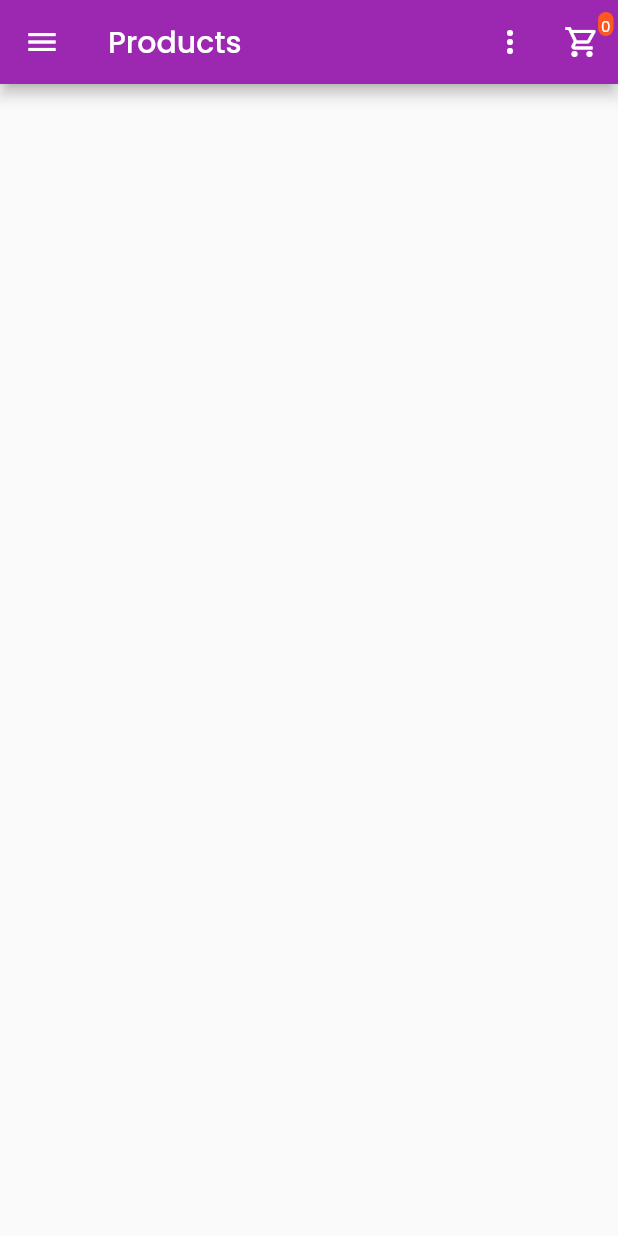
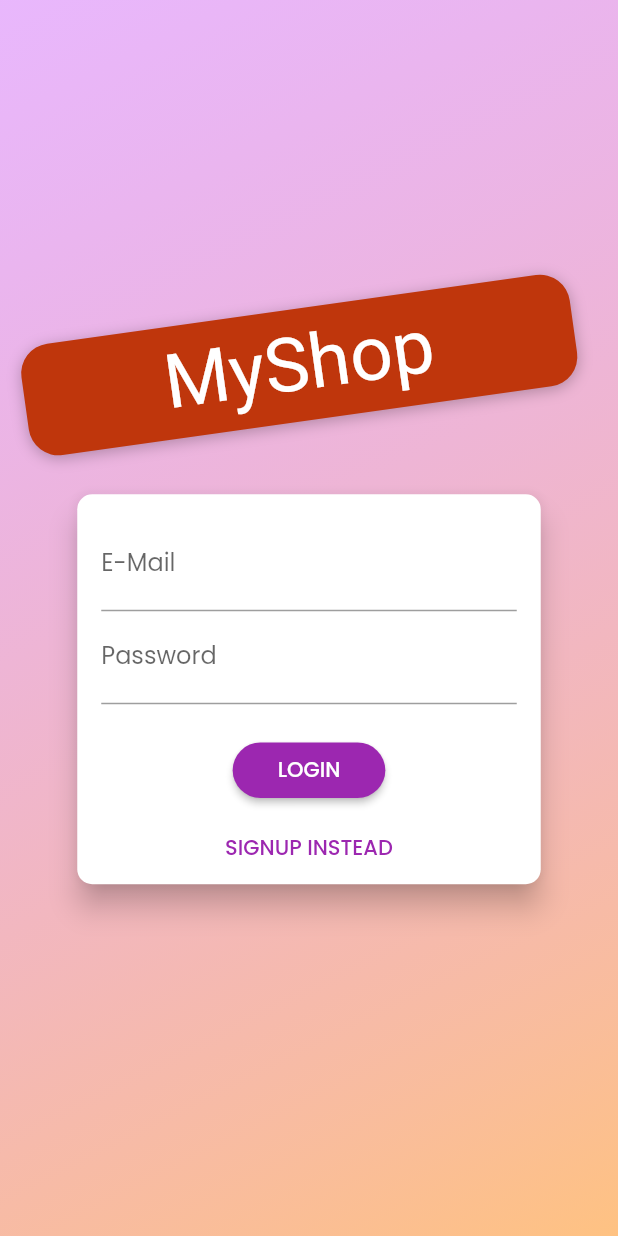
Before and after one commit to vivek64789/flutter_basic_shop_app, a Flutter app: the screen it shows after launch, on a phone screen of 412 x 824 dp. Run offline on Flutter 3.47's test engine with Material 2 defaults, Android fonts, the phone set to English and light mode, and no system bars; Roboto replaces fonts that are missing (Anton).

```diff
--- a/lib/main.dart
+++ b/lib/main.dart
@@ -1,8 +1,10 @@
 import 'package:flutter/material.dart';
 import 'package:provider/provider.dart';
+import 'package:shopapp/providers/auth.dart';
 import 'package:shopapp/providers/cart.dart';
 import 'package:shopapp/providers/orders.dart';
 import 'package:shopapp/providers/products.dart';
+import 'package:shopapp/screens/auth_screen.dart';
 import 'package:shopapp/screens/cart_screen.dart';
 import 'package:shopapp/screens/edit_product_screen.dart';
 import 'package:shopapp/screens/orders_screen.dart';
@@ -20,20 +22,30 @@ class MyApp extends StatelessWidget {
     return MultiProvider(
         providers: [
           ChangeNotifierProvider(
-          create: (context) =>
-              Products(), // here it is the highest point from where this data will
+            create: (context) => Auth(),
+          ),
+          ChangeNotifierProxyProvider<Auth, Products>(
+            create: (_) => Products("", []),
+            update: (ctx, auth, previousProducts) =>
+                Products(auth.token, previousProducts!.items),
+          ),
+
+          // here it is the highest point from where this data will
           // be changed and its all
           //child will be able to access the data and it will not
           // rebuid all instead only  who listen for this
-        ),
+
           ChangeNotifierProvider(
             create: (context) => Cart(),
           ),
-        ChangeNotifierProvider(
-          create: (context) => Orders(),
+          ChangeNotifierProxyProvider<Auth, Orders>(
+            create: (_) => Orders("", []),
+            update: (_, auth, previousOrder) =>
+                Orders(auth.token, previousOrder!.orders),
           ),
         ],
-      child: MaterialApp(
+        child: Consumer<Auth>(builder: (ctx, auth, _) {
+          return MaterialApp(
             debugShowCheckedModeBanner: false,
             routes: {
               ProductDetailScreen.routeName: (context) => ProductDetailScreen(),
@@ -49,8 +61,8 @@ class MyApp extends StatelessWidget {
               accentColor: Colors.deepOrange,
               fontFamily: 'Poppins',
             ),
-        home: ProductsOverView(),
-      ),
+            home: auth.isAuthenticated ? ProductsOverView() : AuthScreen(),
           );
+        }));
   }
 }
--- /dev/null
+++ b/lib/providers/auth.dart
@@ -0,0 +1,61 @@
+import 'dart:convert';
+
+import 'package:flutter/material.dart';
+import 'package:http/http.dart' as http;
+import 'package:shopapp/models/http_exception.dart';
+
+class Auth with ChangeNotifier {
+  String _token = '';
+  DateTime _expiryDate = DateTime.now();
+  String _userId = '';
+
+  bool get isAuthenticated {
+    return token.isNotEmpty;
+  }
+
+  String get token {
+    if (_token.isNotEmpty && _expiryDate.isAfter(DateTime.now())) {
+      return _token;
+    }
+    return '';
+  }
+
+  Future<void> authenticate(
+      String email, String password, String urlSegment) async {
+    final Uri url = Uri.parse(
+        "https://identitytoolkit.googleapis.com/v1/accounts:$urlSegment?key=AIzaSyCDkYtANSmOYzz4Q_klx6ZeBN4DJ2I2LQU");
+
+    try {
+      final response = await http.post(
+        url,
+        body: json.encode(
+          {
+            "email": email,
+            "password": password,
+            "returnSecureToken": true,
+          },
+        ),
+      );
+
+      final responseData = json.decode(response.body);
+      if (responseData['error'] != null) {
+        throw HttpException(responseData['error']['message']);
+      }
+      _token = responseData['idToken'];
+      _userId = responseData['localId'];
+      _expiryDate = DateTime.now()
+          .add(Duration(seconds: int.parse(responseData['expiresIn'])));
+      notifyListeners();
+    } catch (error) {
+      throw error;
+    }
+  }
+
+  Future<void> signUp(String email, String password) async {
+    return authenticate(email, password, 'signUp');
+  }
+
+  Future<void> login(String email, String password) async {
+    return authenticate(email, password, 'signInWithPassword');
+  }
+}
--- a/lib/providers/orders.dart
+++ b/lib/providers/orders.dart
@@ -20,6 +20,9 @@ class OrderItem {
 
 class Orders with ChangeNotifier {
   List<OrderItem> _orders = [];
+  final String _token;
+
+  Orders(this._token, this._orders);
 
   List<OrderItem> get orders {
     return [..._orders];
@@ -27,7 +30,7 @@ class Orders with ChangeNotifier {
 
   Future<void> getSetOrders() async {
     Uri url = Uri.parse(
-      "https://shopapp-fc37d-default-rtdb.firebaseio.com/orders.json",
+      "https://shopapp-fc37d-default-rtdb.firebaseio.com/orders.json?auth=$_token",
     );
     var response = await http.get(url);
 
@@ -60,7 +63,7 @@ class Orders with ChangeNotifier {
   Future<void> placeOrder(
       List<CartItem> placedProducts, double totalAmount) async {
     Uri url = Uri.parse(
-      "https://shopapp-fc37d-default-rtdb.firebaseio.com/orders.json",
+      "https://shopapp-fc37d-default-rtdb.firebaseio.com/orders.json?auth=$_token",
     );
 
     final DateTime dateTime = DateTime.now();
--- a/lib/providers/product.dart
+++ b/lib/providers/product.dart
@@ -21,14 +21,14 @@ class Product with ChangeNotifier {
     this.isFavorite = false,
   });
 
-  Future<void> toggleFavorite() async {
+  Future<void> toggleFavorite(String token) async {
     var _tempIsFavorite = isFavorite;
     // print("isFavorite: $isFavorite");
     // print("tempIsFavorite: $_tempIsFavorite");
     isFavorite = !isFavorite;
     notifyListeners();
     Uri url = Uri.parse(
-      "https://shopapp-fc37d-default-rtdb.firebaseio.com/products/$id.json",
+      "https://shopapp-fc37d-default-rtdb.firebaseio.com/products/$id.json?auth=$token",
     );
 
     // print("$id, $title, $description, $price, $imageUrl");
--- a/lib/providers/products.dart
+++ b/lib/providers/products.dart
@@ -6,7 +6,11 @@ import 'package:shopapp/models/http_exception.dart';
 import 'package:shopapp/providers/product.dart';
 
 class Products with ChangeNotifier {
-  List<Product> _items = [];
+  List<Product> _items;
+
+  final String _token;
+
+  Products(this._token, this._items);
 
   List<Product> get items {
     return [..._items]; // where here copying the original _items
@@ -23,7 +27,7 @@ class Products with ChangeNotifier {
 
   Future<void> fetchAndSetProducts() async {
     Uri url = Uri.parse(
-      "https://shopapp-fc37d-default-rtdb.firebaseio.com/products.json",
+      "https://shopapp-fc37d-default-rtdb.firebaseio.com/products.json?auth=$_token",
     );
     try {
       final response = await http.get(url);
@@ -52,7 +56,7 @@ class Products with ChangeNotifier {
   Future<void> addProduct(Product product) async {
     try {
       Uri url = Uri.parse(
-          "https://shopapp-fc37d-default-rtdb.firebaseio.com/products.json");
+          "https://shopapp-fc37d-default-rtdb.firebaseio.com/products.json?auth=$_token");
       var response = await http.post(
         url,
         body: json.encode(
@@ -84,7 +88,7 @@ class Products with ChangeNotifier {
 
   Future<void> removeItem(String productId) async {
     Uri url = Uri.parse(
-        "https://shopapp-fc37d-default-rtdb.firebaseio.com/products/$productId.json");
+        "https://shopapp-fc37d-default-rtdb.firebaseio.com/products/$productId.json?auth=$_token");
 
     final index = _items.indexWhere((item) => item.id == productId);
     var _copiedProduct = _items[index];
@@ -104,7 +108,7 @@ class Products with ChangeNotifier {
   Future<void> updateProduct(String id, Product editedProduct) async {
     final index = _items.indexWhere((product) => product.id == id);
     Uri url = Uri.parse(
-        "https://shopapp-fc37d-default-rtdb.firebaseio.com/products/$id.json");
+        "https://shopapp-fc37d-default-rtdb.firebaseio.com/products/$id.json?auth=$_token");
     if (index >= 0) {
       await http.patch(
         url,
--- /dev/null
+++ b/lib/screens/auth_screen.dart
@@ -0,0 +1,276 @@
+import 'dart:math';
+
+import 'package:flutter/material.dart';
+import 'package:provider/provider.dart';
+import 'package:shopapp/models/http_exception.dart';
+import 'package:shopapp/providers/auth.dart';
+
+enum AuthMode { Signup, Login }
+
+class AuthScreen extends StatelessWidget {
+  static const routeName = '/auth';
+
+  @override
+  Widget build(BuildContext context) {
+    final deviceSize = MediaQuery.of(context).size;
+    // final transformConfig = Matrix4.rotationZ(-8 * pi / 180);
+    // transformConfig.translate(-10.0);
+    return Scaffold(
+      // resizeToAvoidBottomInset: false,
+      body: Stack(
+        children: <Widget>[
+          Container(
+            decoration: BoxDecoration(
+              gradient: LinearGradient(
+                colors: [
+                  Color.fromRGBO(215, 117, 255, 1).withOpacity(0.5),
+                  Color.fromRGBO(255, 188, 117, 1).withOpacity(0.9),
+                ],
+                begin: Alignment.topLeft,
+                end: Alignment.bottomRight,
+                stops: [0, 1],
+              ),
+            ),
+          ),
+          SingleChildScrollView(
+            child: Container(
+              height: deviceSize.height,
+              width: deviceSize.width,
+              child: Column(
+                mainAxisAlignment: MainAxisAlignment.center,
+                crossAxisAlignment: CrossAxisAlignment.center,
+                children: <Widget>[
+                  Flexible(
+                    child: Container(
+                      margin: EdgeInsets.only(bottom: 20.0),
+                      padding:
+                          EdgeInsets.symmetric(vertical: 8.0, horizontal: 94.0),
+                      transform: Matrix4.rotationZ(-8 * pi / 180)
+                        ..translate(-10.0),
+                      // ..translate(-10.0),
+                      decoration: BoxDecoration(
+                        borderRadius: BorderRadius.circular(20),
+                        color: Colors.deepOrange.shade900,
+                        boxShadow: [
+                          BoxShadow(
+                            blurRadius: 8,
+                            color: Colors.black26,
+                            offset: Offset(0, 2),
+                          )
+                        ],
+                      ),
+                      child: Text(
+                        'MyShop',
+                        style: TextStyle(
+                          color: Theme.of(context)
+                              .accentTextTheme
+                              .headline6!
+                              .color,
+                          fontSize: 50,
+                          fontFamily: 'Anton',
+                          fontWeight: FontWeight.normal,
+                        ),
+                      ),
+                    ),
+                  ),
+                  Flexible(
+                    flex: deviceSize.width > 600 ? 2 : 1,
+                    child: AuthCard(),
+                  ),
+                ],
+              ),
+            ),
+          ),
+        ],
+      ),
+    );
+  }
+}
+
+class AuthCard extends StatefulWidget {
+  const AuthCard({
+    Key? key,
+  }) : super(key: key);
+
+  @override
+  _AuthCardState createState() => _AuthCardState();
+}
+
+class _AuthCardState extends State<AuthCard> {
+  final GlobalKey<FormState> _formKey = GlobalKey();
+  AuthMode _authMode = AuthMode.Login;
+  Map<String, String> _authData = {
+    'email': '',
+    'password': '',
+  };
+  var _isLoading = false;
+  final _passwordController = TextEditingController();
+
+  void _showErrorDialog(String message) {
+    showDialog(
+        context: context,
+        builder: (ctx) {
+          return AlertDialog(
+            title: Text("Error occured"),
+            content: Text(message),
+            actions: [
+              TextButton(
+                onPressed: () => Navigator.of(ctx).pop(),
+                child: Text("Okay"),
+              ),
+            ],
+          );
+        });
+  }
+
+  void _submit() async {
+    if (!_formKey.currentState!.validate()) {
+      // Invalid!
+      return;
+    }
+    _formKey.currentState!.save();
+    setState(() {
+      _isLoading = true;
+    });
+
+    try {
+      if (_authMode == AuthMode.Login) {
+        // Log user in
+
+        await Provider.of<Auth>(context, listen: false).login(
+            _authData['email'] as String, _authData['password'] as String);
+      } else {
+        await Provider.of<Auth>(context, listen: false).signUp(
+            _authData['email'] as String, _authData['password'] as String);
+        // Sign user up
+      }
+    } on HttpException catch (error) {
+      var errorMessage = "Authentication failed";
+      if (error.toString().contains("EMAIL_EXISTS")) {
+        errorMessage = "Email already registred!";
+      } else if (error.toString().contains("INVALID_EMAIL")) {
+        errorMessage = "This email is invalid";
+      } else if (error.toString().contains("WEAK_PASSWORD")) {
+        errorMessage = "Password is too weak, please use stronger password";
+      } else if (error.toString().contains("EMAIL_NOT_FOUND")) {
+        errorMessage = "We could not find user with this email";
+      } else if (error.toString().contains("INVALID_PASSWORD")) {
+        errorMessage = "Invalid Password";
+      }
+      _showErrorDialog(errorMessage);
+    } catch (error) {
+      const errorMessage = "Something went wrong!, Please try again later.";
+      _showErrorDialog(errorMessage);
+    }
+
+    setState(() {
+      _isLoading = false;
+    });
+  }
+
+  void _switchAuthMode() {
+    if (_authMode == AuthMode.Login) {
+      setState(() {
+        _authMode = AuthMode.Signup;
+      });
+    } else {
+      setState(() {
+        _authMode = AuthMode.Login;
+      });
+    }
+  }
+
+  @override
+  Widget build(BuildContext context) {
+    final deviceSize = MediaQuery.of(context).size;
+    return Card(
+      shape: RoundedRectangleBorder(
+        borderRadius: BorderRadius.circular(10.0),
+      ),
+      elevation: 8.0,
+      child: Container(
+        height: _authMode == AuthMode.Signup ? 320 : 260,
+        constraints:
+            BoxConstraints(minHeight: _authMode == AuthMode.Signup ? 320 : 260),
+        width: deviceSize.width * 0.75,
+        padding: EdgeInsets.all(16.0),
+        child: Form(
+          key: _formKey,
+          child: SingleChildScrollView(
+            child: Column(
+              children: <Widget>[
+                TextFormField(
+                  decoration: InputDecoration(labelText: 'E-Mail'),
+                  keyboardType: TextInputType.emailAddress,
+                  validator: (value) {
+                    if (value!.isEmpty || !value.contains('@')) {
+                      return 'Invalid email!';
+                    }
+                    return null;
+                  },
+                  onSaved: (value) {
+                    _authData['email'] = value as String;
+                  },
+                ),
+                TextFormField(
+                  decoration: InputDecoration(labelText: 'Password'),
+                  obscureText: true,
+                  controller: _passwordController,
+                  validator: (value) {
+                    if (value!.isEmpty || value.length < 5) {
+                      return 'Password is too short!';
+                    }
+                  },
+                  onSaved: (value) {
+                    _authData['password'] = value as String;
+                  },
+                ),
+                if (_authMode == AuthMode.Signup)
+                  TextFormField(
+                    enabled: _authMode == AuthMode.Signup,
+                    decoration: InputDecoration(labelText: 'Confirm Password'),
+                    obscureText: true,
+                    validator: _authMode == AuthMode.Signup
+                        ? (value) {
+                            if (value != _passwordController.text) {
+                              return 'Passwords do not match!';
+                            }
+                          }
+                        : null,
+                  ),
+                SizedBox(
+                  height: 20,
+                ),
+                if (_isLoading)
+                  CircularProgressIndicator()
+                else
+                  RaisedButton(
+                    child:
+                        Text(_authMode == AuthMode.Login ? 'LOGIN' : 'SIGN UP'),
+                    onPressed: _submit,
+                    shape: RoundedRectangleBorder(
+                      borderRadius: BorderRadius.circular(30),
+                    ),
+                    padding:
+                        EdgeInsets.symmetric(horizontal: 30.0, vertical: 8.0),
+                    color: Theme.of(context).primaryColor,
+                    textColor: Theme.of(context).primaryTextTheme.button!.color,
+                  ),
+                Container(
+                  padding: EdgeInsets.symmetric(horizontal: 30.0, vertical: 4),
+                  child: TextButton(
+                    child: Text(
+                      '${_authMode == AuthMode.Login ? 'SIGNUP' : 'LOGIN'} INSTEAD',
+                      style: TextStyle(color: Theme.of(context).primaryColor),
+                    ),
+                    onPressed: _switchAuthMode,
+                  ),
+                ),
+              ],
+            ),
+          ),
+        ),
+      ),
+    );
+  }
+}
--- a/lib/widgets/product_item.dart
+++ b/lib/widgets/product_item.dart
@@ -1,5 +1,6 @@
 import 'package:flutter/material.dart';
 import 'package:provider/provider.dart';
+import 'package:shopapp/providers/auth.dart';
 import 'package:shopapp/providers/cart.dart';
 import 'package:shopapp/providers/product.dart';
 import 'package:shopapp/screens/product_detail_screen.dart';
@@ -8,6 +9,7 @@ class ProductItem extends StatelessWidget {
   @override
   Widget build(BuildContext context) {
     final product = Provider.of<Product>(context);
+    final token = Provider.of<Auth>(context, listen: false).token;
     /*
     final providerData = Provider.of<Product>(context);
     */
@@ -34,7 +36,7 @@ class ProductItem extends StatelessWidget {
               ),
               onPressed: () async {
                 try {
-                  await product.toggleFavorite();
+                  await product.toggleFavorite(token);
                 } catch (error) {
                   ScaffoldMessenger.of(context).showSnackBar(
                     SnackBar(
@@ -72,6 +74,7 @@ class ProductItem extends StatelessWidget {
                   product.title,
                   product.price,
                   product.imageUrl,
+                  token,
                 ),
                 ScaffoldMessenger.of(context).showSnackBar(
                   const SnackBar(
```
Also changed, not shown: lib/providers/cart.dart (+5 -13 lines). Lines whose indentation alone changed are shown as unchanged.
